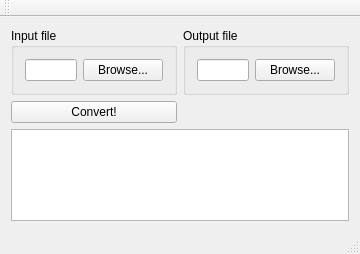
Qt form mainwindow.ui (zed0/SpO2Converter) before a commit.
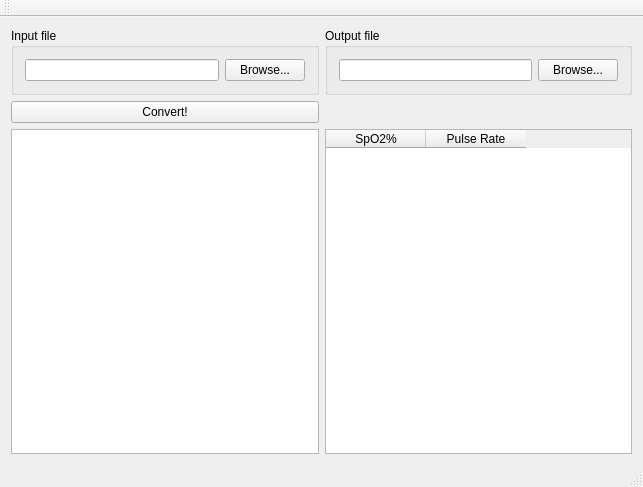
The same form after that commit.

Patch:
```diff
--- a/mainwindow.ui
+++ b/mainwindow.ui
@@ -6,8 +6,8 @@
    <rect>
     <x>0</x>
     <y>0</y>
-    <width>360</width>
-    <height>254</height>
+    <width>643</width>
+    <height>487</height>
    </rect>
   </property>
   <property name="windowTitle">
@@ -78,9 +78,26 @@
       </property>
      </widget>
     </item>
-    <item row="2" column="0" colspan="2">
+    <item row="2" column="0">
      <widget class="QTextBrowser" name="textBrowser"/>
     </item>
+    <item row="2" column="1">
+     <widget class="QTableWidget" name="tableWidget">
+      <property name="autoScroll">
+       <bool>false</bool>
+      </property>
+      <column>
+       <property name="text">
+        <string>SpO2%</string>
+       </property>
+      </column>
+      <column>
+       <property name="text">
+        <string>Pulse Rate</string>
+       </property>
+      </column>
+     </widget>
+    </item>
    </layout>
   </widget>
   <widget class="QMenuBar" name="menuBar">
```
Left out of the diff: 2 changed lines with no effect on the pictures.
